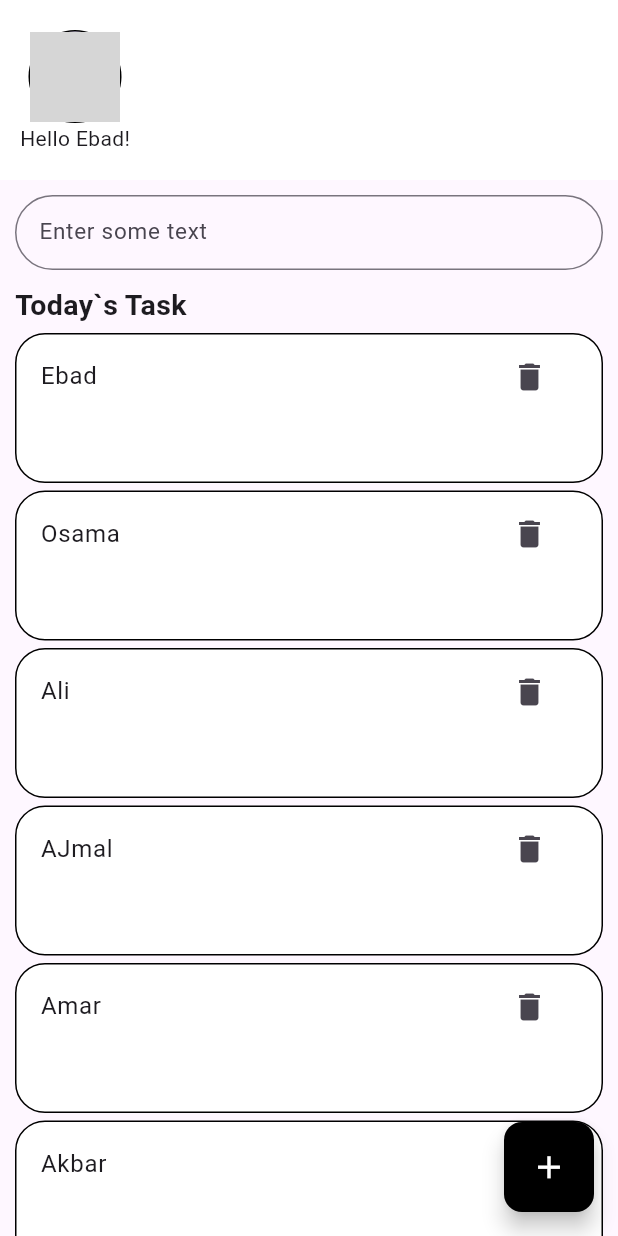
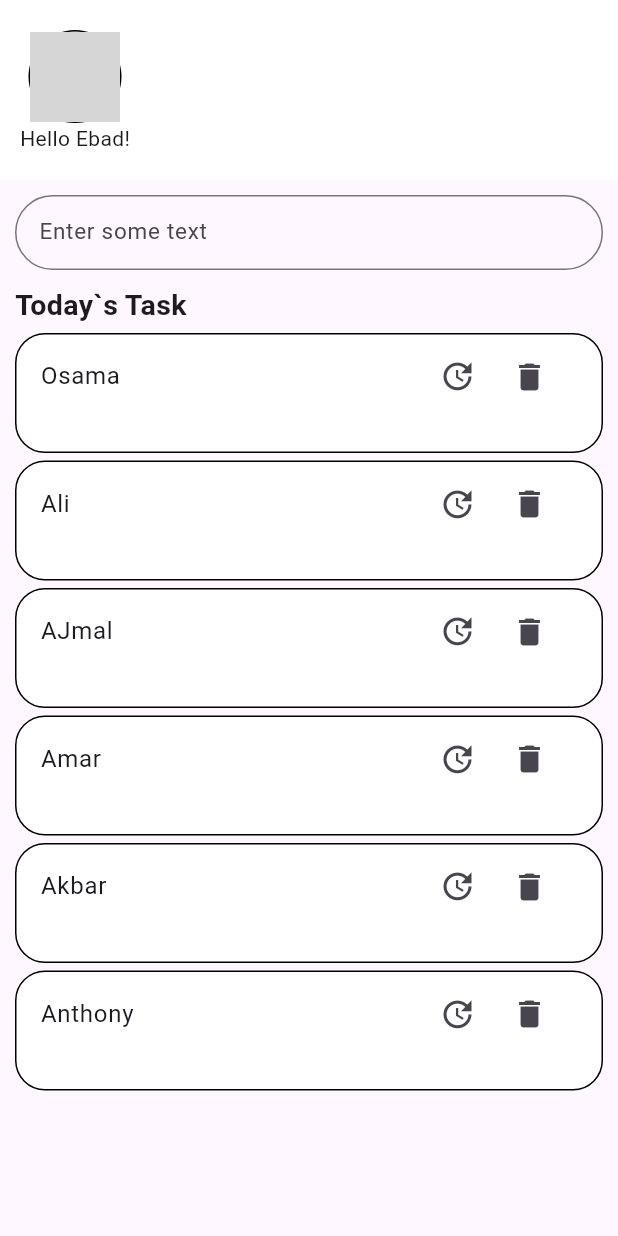
Before and after one commit to SyedEbad902/Todo-app-, a Flutter app: the screen it shows after launch, after a tap on the "delete" icon, on a phone screen of 412 x 824 dp. Run offline on Flutter 3.47's test engine with Material 3 defaults, Android fonts, the phone set to English and light mode, and no system bars; network calls fail; grey boxes are pictures that could not be loaded.

Commit message:
delete functionality added

```diff
--- a/lib/main.dart
+++ b/lib/main.dart
@@ -13,7 +13,6 @@ class MyApp extends StatefulWidget {
 
 class _MyAppState extends State<MyApp> {
   @override
-  Widget build(BuildContext context) {
   List studentData = [
     "Ebad",
     "Osama",
@@ -23,7 +22,7 @@ class _MyAppState extends State<MyApp> {
     "Akbar",
     "Anthony"
   ];
-
+  Widget build(BuildContext context) {
     return MaterialApp(
       home: SafeArea(
         child: Scaffold(
@@ -91,17 +90,37 @@ class _MyAppState extends State<MyApp> {
                             width: 1.0,
                           ),
                         ),
-                        height: 100,
+                        height: 80,
                         child: ListTile(
                           title: Text("${studentData[index]}"),
-                          trailing: IconButton(
+                          trailing: Container(
+                            padding: EdgeInsets.only(left: 4),
+                            width: 100,
+                            child: Row(
+                              children: [
+                                IconButton(
+                                  icon: Icon(
+                                    Icons.update,
+                                    size: 25,
+                                  ),
+                                  onPressed: () {
+                                    print(
+                                        'Favorite button pressed for item $index');
+                                  },
+                                ),
+                                IconButton(
+                                  icon: Icon(Icons.delete),
                                   onPressed: () {
                                     setState(() {
                                       studentData.removeAt(index);
-                                print(studentData);
                                     });
+                                    // Handle delete button press
+                                    print(
+                                        'Delete button pressed for item $index');
                                   },
-                            icon: Icon(Icons.delete),
+                                ),
+                              ],
+                            ),
                           ),
                           // trailing: FittedBox(
                           //   fit: BoxFit.fill,
@@ -118,18 +137,18 @@ class _MyAppState extends State<MyApp> {
                           //             },
                           //             icon: const Icon(Icons.delete)),
                           //       ),
-                          //       // Container(
-                          //       //   height: 4,
-                          //       //   padding: const EdgeInsets.only(top: 2),
-                          //       //   child: IconButton(
-                          //       //       onPressed: () {
-                          //       //         setState(() {
-                          //       //           studentData.removeAt(index);
-                          //       //           print(studentData);
-                          //       //         });
-                          //       //       },
-                          //       //       icon: const Icon(Icons.update)),
-                          //       // ),
+                          //       Container(
+                          //         height: 4,
+                          //         padding: const EdgeInsets.only(top: 2),
+                          //         child: IconButton(
+                          //             onPressed: () {
+                          //               setState(() {
+                          //                 studentData.removeAt(index);
+                          //                 print(studentData);
+                          //               });
+                          //             },
+                          //             icon: const Icon(Icons.delete)),
+                          //       ),
                           //     ],
                           //   ),
                           // ),
@@ -137,21 +156,17 @@ class _MyAppState extends State<MyApp> {
                       );
                     }),
               ),
-              Row(
-                mainAxisAlignment: MainAxisAlignment.end,
-                children: [],
-              ),
             ],
           ),
-          floatingActionButton: SizedBox(
-            width: 60.0, // Specify the width
-            height: 60.0, // Specify the height
-            child: FloatingActionButton.small(
-              backgroundColor: Colors.black,
-              onPressed: () {},
-              child: const Icon(Icons.add, color: Colors.white, size: 25),
-            ),
-          ),
+          // floatingActionButton: SizedBox(
+          //   width: 60.0, // Specify the width
+          //   height: 60.0, // Specify the height
+          //   child: FloatingActionButton.small(
+          //     backgroundColor: Colors.black,
+          //     onPressed: () {},
+          //     child: const Icon(Icons.add, color: Colors.white, size: 25),
+          //   ),
+          // ),
         ),
       ),
     );
```
Lines whose indentation alone changed are shown as unchanged.
